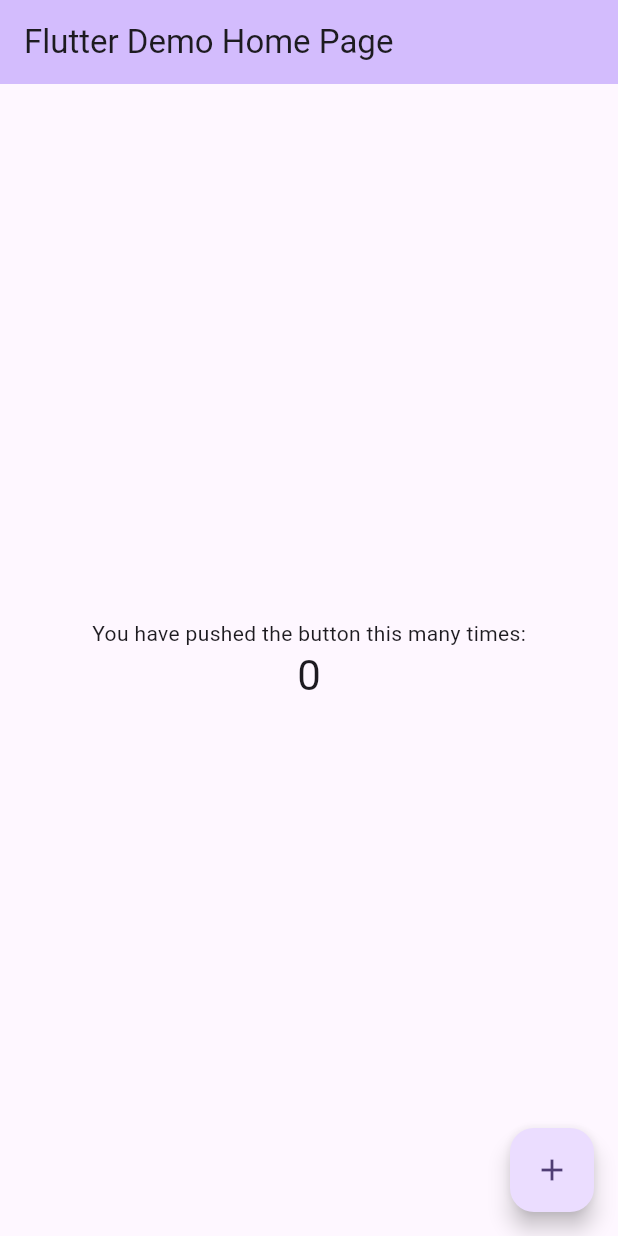
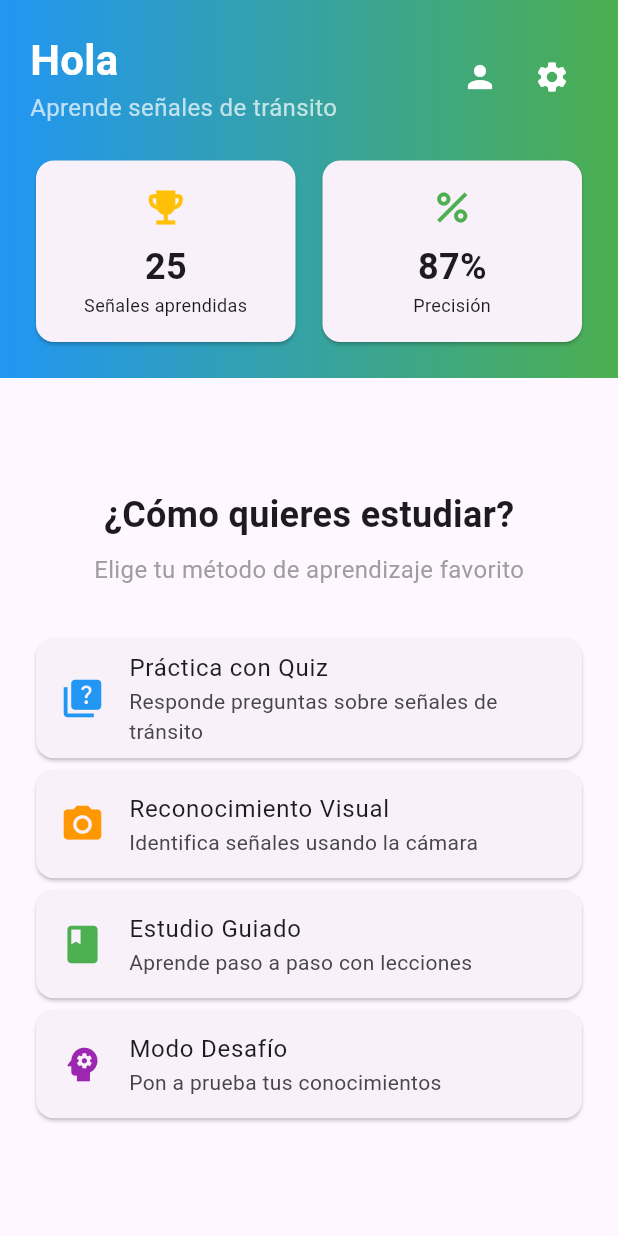
Before and after one commit to MrBowis/traffic-signs, a Flutter app: the screen it shows after launch, on a phone screen of 412 x 824 dp. Run offline on Flutter 3.47's test engine with Material 3 defaults, Android fonts, the phone set to English and light mode, and no system bars.

Commit message:
Upadte frontend

```diff
--- a/lib/main.dart
+++ b/lib/main.dart
@@ -1,4 +1,5 @@
 import 'package:flutter/material.dart';
+import 'package:pry_traffic_signs/views/home_page.dart';
 
 void main() {
   runApp(const MyApp());
@@ -11,112 +12,11 @@ class MyApp extends StatelessWidget {
   @override
   Widget build(BuildContext context) {
     return MaterialApp(
-      title: 'Flutter Demo',
+      title: 'Señales de tráfico',
       theme: ThemeData(
-        // This is the theme of your application.
-        //
-        // TRY THIS: Try running your application with "flutter run". You'll see
-        // the application has a purple toolbar. Then, without quitting the app,
-        // try changing the seedColor in the colorScheme below to Colors.green
-        // and then invoke "hot reload" (save your changes or press the "hot
-        // reload" button in a Flutter-supported IDE, or press "r" if you used
-        // the command line to start the app).
-        //
-        // Notice that the counter didn't reset back to zero; the application
-        // state is not lost during the reload. To reset the state, use hot
-        // restart instead.
-        //
-        // This works for code too, not just values: Most code changes can be
-        // tested with just a hot reload.
         colorScheme: ColorScheme.fromSeed(seedColor: Colors.deepPurple),
       ),
-      home: const MyHomePage(title: 'Flutter Demo Home Page'),
+      home: HomePage(),
     );
   }
 }
-
-class MyHomePage extends StatefulWidget {
-  const MyHomePage({super.key, required this.title});
-
-  // This widget is the home page of your application. It is stateful, meaning
-  // that it has a State object (defined below) that contains fields that affect
-  // how it looks.
-
-  // This class is the configuration for the state. It holds the values (in this
-  // case the title) provided by the parent (in this case the App widget) and
-  // used by the build method of the State. Fields in a Widget subclass are
-  // always marked "final".
-
-  final String title;
-
-  @override
-  State<MyHomePage> createState() => _MyHomePageState();
-}
-
-class _MyHomePageState extends State<MyHomePage> {
-  int _counter = 0;
-
-  void _incrementCounter() {
-    setState(() {
-      // This call to setState tells the Flutter framework that something has
-      // changed in this State, which causes it to rerun the build method below
-      // so that the display can reflect the updated values. If we changed
-      // _counter without calling setState(), then the build method would not be
-      // called again, and so nothing would appear to happen.
-      _counter++;
-    });
-  }
-
-  @override
-  Widget build(BuildContext context) {
-    // This method is rerun every time setState is called, for instance as done
-    // by the _incrementCounter method above.
-    //
-    // The Flutter framework has been optimized to make rerunning build methods
-    // fast, so that you can just rebuild anything that needs updating rather
-    // than having to individually change instances of widgets.
-    return Scaffold(
-      appBar: AppBar(
-        // TRY THIS: Try changing the color here to a specific color (to
-        // Colors.amber, perhaps?) and trigger a hot reload to see the AppBar
-        // change color while the other colors stay the same.
-        backgroundColor: Theme.of(context).colorScheme.inversePrimary,
-        // Here we take the value from the MyHomePage object that was created by
-        // the App.build method, and use it to set our appbar title.
-        title: Text(widget.title),
-      ),
-      body: Center(
-        // Center is a layout widget. It takes a single child and positions it
-        // in the middle of the parent.
-        child: Column(
-          // Column is also a layout widget. It takes a list of children and
-          // arranges them vertically. By default, it sizes itself to fit its
-          // children horizontally, and tries to be as tall as its parent.
-          //
-          // Column has various properties to control how it sizes itself and
-          // how it positions its children. Here we use mainAxisAlignment to
-          // center the children vertically; the main axis here is the vertical
-          // axis because Columns are vertical (the cross axis would be
-          // horizontal).
-          //
-          // TRY THIS: Invoke "debug painting" (choose the "Toggle Debug Paint"
-          // action in the IDE, or press "p" in the console), to see the
-          // wireframe for each widget.
-          mainAxisAlignment: MainAxisAlignment.center,
-          children: <Widget>[
-            const Text('You have pushed the button this many times:'),
-            Text(
-              '$_counter',
-              style: Theme.of(context).textTheme.headlineMedium,
-            ),
-          ],
-        ),
-      ),
-      floatingActionButton: FloatingActionButton(
-        onPressed: _incrementCounter,
-        tooltip: 'Increment',
-        child: const Icon(Icons.add),
-      ), // This trailing comma makes auto-formatting nicer for build methods.
-    );
-  }
-}
--- a/lib/views/home_page.dart
+++ b/lib/views/home_page.dart
@@ -0,0 +1,226 @@
+import 'package:flutter/material.dart';
+
+class HomePage extends StatefulWidget {
+  const HomePage({Key? key}) : super(key: key);
+
+  @override
+  State<HomePage> createState() => _HomePageState();
+}
+
+class _HomePageState extends State<HomePage> {
+  @override
+  Widget build(BuildContext context) {
+    return Scaffold(
+      body: Column(
+        children: [
+          // Gradient Header
+          Container(
+            decoration: const BoxDecoration(
+              gradient: LinearGradient(
+                colors: [Colors.blue, Colors.green],
+                begin: Alignment.centerLeft,
+                end: Alignment.centerRight,
+              ),
+            ),
+            child: SafeArea(
+              child: Padding(
+                padding: const EdgeInsets.all(20.0),
+                child: Column(
+                  crossAxisAlignment: CrossAxisAlignment.start,
+                  children: [
+                    // Header with buttons
+                    Row(
+                      mainAxisAlignment: MainAxisAlignment.spaceBetween,
+                      children: [
+                        const Column(
+                          crossAxisAlignment: CrossAxisAlignment.start,
+                          children: [
+                            Text(
+                              'Hola',
+                              style: TextStyle(
+                                color: Colors.white,
+                                fontSize: 28,
+                                fontWeight: FontWeight.bold,
+                              ),
+                            ),
+                            Text(
+                              'Aprende señales de tránsito',
+                              style: TextStyle(
+                                color: Colors.white70,
+                                fontSize: 16,
+                              ),
+                            ),
+                          ],
+                        ),
+                        Row(
+                          children: [
+                            IconButton(
+                              onPressed: () {},
+                              icon: const Icon(
+                                Icons.person,
+                                color: Colors.white,
+                              ),
+                            ),
+                            IconButton(
+                              onPressed: () {},
+                              icon: const Icon(
+                                Icons.settings,
+                                color: Colors.white,
+                              ),
+                            ),
+                          ],
+                        ),
+                      ],
+                    ),
+                    const SizedBox(height: 20),
+                    // Statistics Cards
+                    Row(
+                      children: [
+                        Expanded(
+                          child: Card(
+                            child: Padding(
+                              padding: const EdgeInsets.all(16.0),
+                              child: Column(
+                                children: [
+                                  Icon(
+                                    Icons.emoji_events,
+                                    color: Colors.amber,
+                                    size: 30,
+                                  ),
+                                  const SizedBox(height: 8),
+                                  const Text(
+                                    '25',
+                                    style: TextStyle(
+                                      fontSize: 24,
+                                      fontWeight: FontWeight.bold,
+                                    ),
+                                  ),
+                                  const Text(
+                                    'Señales aprendidas',
+                                    textAlign: TextAlign.center,
+                                    style: TextStyle(fontSize: 12),
+                                  ),
+                                ],
+                              ),
+                            ),
+                          ),
+                        ),
+                        const SizedBox(width: 10),
+                        Expanded(
+                          child: Card(
+                            child: Padding(
+                              padding: const EdgeInsets.all(16.0),
+                              child: Column(
+                                children: [
+                                  Icon(
+                                    Icons.percent,
+                                    color: Colors.green,
+                                    size: 30,
+                                  ),
+                                  const SizedBox(height: 8),
+                                  const Text(
+                                    '87%',
+                                    style: TextStyle(
+                                      fontSize: 24,
+                                      fontWeight: FontWeight.bold,
+                                    ),
+                                  ),
+                                  const Text(
+                                    'Precisión',
+                                    textAlign: TextAlign.center,
+                                    style: TextStyle(fontSize: 12),
+                                  ),
+                                ],
+                              ),
+                            ),
+                          ),
+                        ),
+                      ],
+                    ),
+                  ],
+                ),
+              ),
+            ),
+          ),
+          // Body
+          Expanded(
+            child: Padding(
+              padding: const EdgeInsets.all(20.0),
+              child: Center(
+                child: Column(
+                  mainAxisAlignment: MainAxisAlignment.center,
+                  children: [
+                    const Text(
+                      '¿Cómo quieres estudiar?',
+                      style: TextStyle(
+                        fontSize: 24,
+                        fontWeight: FontWeight.bold,
+                      ),
+                    ),
+                    const SizedBox(height: 8),
+                    const Text(
+                      'Elige tu método de aprendizaje favorito',
+                      style: TextStyle(fontSize: 16, color: Colors.grey),
+                    ),
+                    const SizedBox(height: 30),
+                    // Study Method Cards
+                    Card(
+                      child: ListTile(
+                        leading: Icon(Icons.quiz, color: Colors.blue, size: 30),
+                        title: const Text('Práctica con Quiz'),
+                        subtitle: const Text(
+                          'Responde preguntas sobre señales de tránsito',
+                        ),
+                        onTap: () {},
+                      ),
+                    ),
+                    Card(
+                      child: ListTile(
+                        leading: Icon(
+                          Icons.camera_alt,
+                          color: Colors.orange,
+                          size: 30,
+                        ),
+                        title: const Text('Reconocimiento Visual'),
+                        subtitle: const Text(
+                          'Identifica señales usando la cámara',
+                        ),
+                        onTap: () {},
+                      ),
+                    ),
+                    Card(
+                      child: ListTile(
+                        leading: Icon(
+                          Icons.book,
+                          color: Colors.green,
+                          size: 30,
+                        ),
+                        title: const Text('Estudio Guiado'),
+                        subtitle: const Text(
+                          'Aprende paso a paso con lecciones',
+                        ),
+                        onTap: () {},
+                      ),
+                    ),
+                    Card(
+                      child: ListTile(
+                        leading: Icon(
+                          Icons.psychology,
+                          color: Colors.purple,
+                          size: 30,
+                        ),
+                        title: const Text('Modo Desafío'),
+                        subtitle: const Text('Pon a prueba tus conocimientos'),
+                        onTap: () {},
+                      ),
+                    ),
+                  ],
+                ),
+              ),
+            ),
+          ),
+        ],
+      ),
+    );
+  }
+}
```
